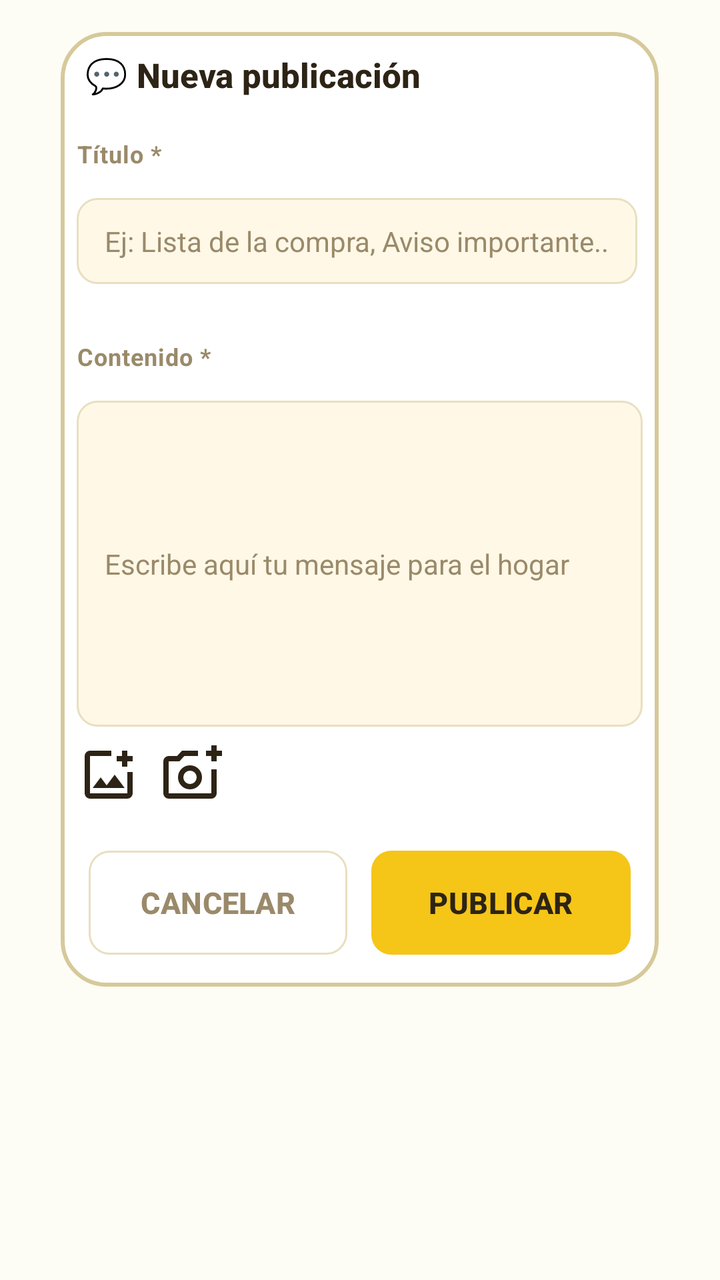
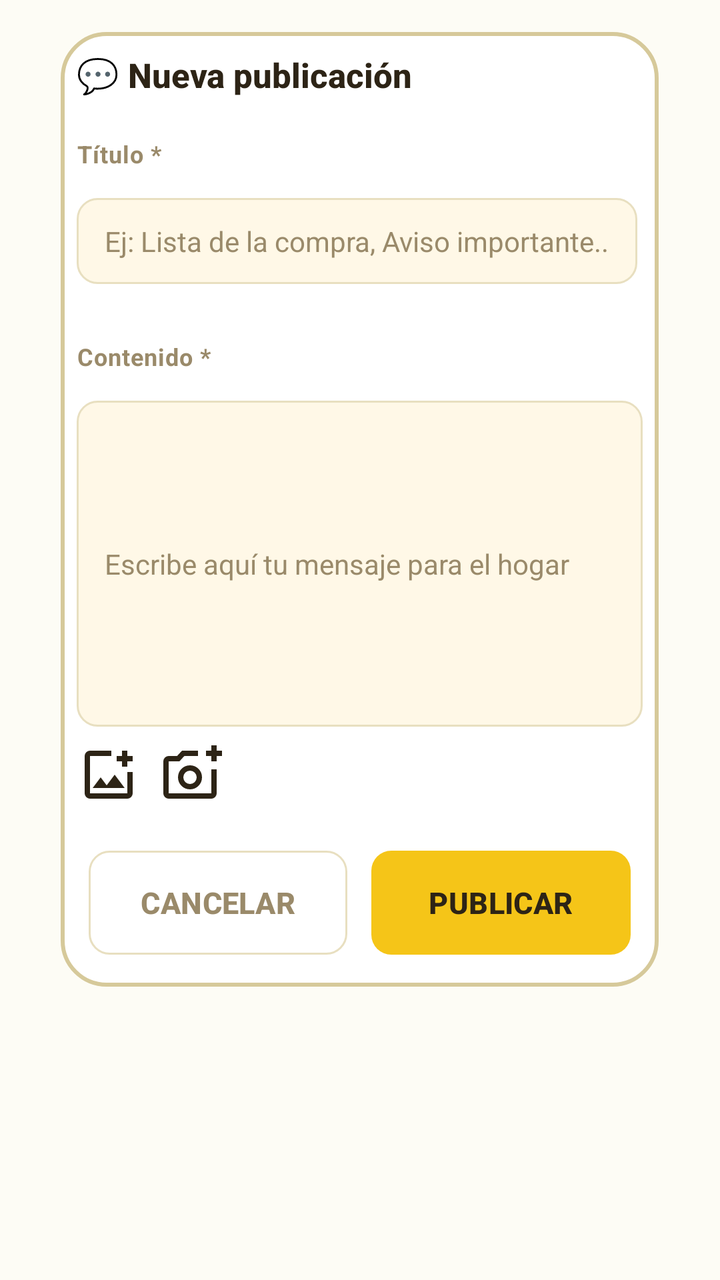

Two renders of the same Android screen: before a commit and after it. Below are the layout's source before the change and the commit's diff.
<!-- AndroidManifest.xml: application theme Theme.HomneyApp -->
<!-- res/layout/fragment_crear_nueva_publicacion.xml -->
<?xml version="1.0" encoding="utf-8"?>
<ScrollView xmlns:android="http://schemas.android.com/apk/res/android"
    android:layout_width="wrap_content"
    android:layout_height="match_parent"
    android:layout_centerHorizontal="true">
<LinearLayout
    android:layout_width="wrap_content"
    android:layout_height="wrap_content"
    android:background="@drawable/bg_auth_box"
    android:fillViewport="true"
    android:orientation="vertical"
    android:layout_margin="@dimen/activity_vertical_margin"
    android:layout_gravity="center_horizontal">

    <TextView
        android:layout_width="wrap_content"
        android:layout_height="wrap_content"
        android:text=" 💬 Nueva publicación"
        style="@style/Homney.Text.Title"
        android:layout_marginTop="10dp"
        android:layout_marginStart="8dp"/>

    <TextView
        android:layout_width="wrap_content"
        android:layout_height="wrap_content"
        android:text="@string/titulo_publi"
        style="@style/Homney.Text.Label"
        android:layout_marginTop="20dp"
        android:layout_marginBottom="6dp"
        android:layout_marginStart="8dp"
        android:layout_gravity="left"
        />
    <EditText
        android:id="@+id/et_titulo_publi"
        android:layout_width="wrap_content"
        android:layout_height="wrap_content"
        android:background="@drawable/bg_input"
        android:hint="@string/ejemplo_titulo_muro"
        android:textColor="@color/text"
        android:textColorHint="@color/muted"
        android:textSize="14sp"
        android:paddingLeft="14dp"
        android:paddingRight="14dp"
        android:paddingTop="12dp"
        android:paddingBottom="12dp"
        android:layout_marginBottom="14dp"
        android:singleLine="true"
        android:layout_margin="8dp"/>
    
    <ImageView
        android:id="@+id/img_preview_foto"
        android:layout_width="match_parent"
        android:layout_height="180dp"
        android:layout_margin="8dp"
        android:scaleType="centerCrop"
        android:background="#F0EEEE"
        android:visibility="gone" />

    <TextView
        android:layout_width="wrap_content"
        android:layout_height="wrap_content"
        android:text="@string/contenido_publi"
        style="@style/Homney.Text.Label"
        android:layout_marginTop="20dp"
        android:layout_marginBottom="6dp"
        android:layout_marginStart="8dp"
        android:layout_gravity="left"
        />

    <EditText
        android:id="@+id/et_cuerpo_publi"
        android:layout_width="283dp"
        android:layout_height="163dp"
        android:layout_margin="8dp"
        android:layout_marginBottom="14dp"
        android:background="@drawable/bg_input"
        android:hint="@string/ejemplo_publicacion"
        android:paddingLeft="14dp"
        android:paddingTop="12dp"
        android:paddingRight="14dp"
        android:paddingBottom="12dp"
        android:singleLine="false"
        android:textColor="@color/text"
        android:textColorHint="@color/muted"
        android:textSize="14sp" />
    <LinearLayout
        android:layout_width="match_parent"
        android:layout_height="wrap_content"
        android:orientation="horizontal"
        android:gravity="center_vertical"
        android:layout_marginStart="8dp"
        android:layout_marginEnd="8dp"
        android:layout_marginBottom="6dp">

        <ImageView
            android:id="@+id/img_sube_foto"
            android:layout_width="32dp"
            android:layout_height="32dp"
            android:layout_marginEnd="10dp"
            android:clickable="true"
            android:focusable="true"
            android:foreground="?attr/selectableItemBackgroundBorderless"
            android:src="@drawable/ic_add_img_galeria" />

        <ImageView
            android:id="@+id/img_lanza_cam"
            android:layout_width="32dp"
            android:layout_height="32dp"
            android:clickable="true"
            android:focusable="true"
            android:foreground="?attr/selectableItemBackgroundBorderless"
            android:src="@drawable/ic_add_photo" />

        <TextView
            android:id="@+id/tv_quitar_foto"
            android:layout_width="wrap_content"
            android:layout_height="wrap_content"
            android:layout_marginStart="10dp"
            android:text="✕ Quitar foto"
            android:textSize="12sp"
            android:textColor="#E05C5C"
            android:visibility="gone"
            android:clickable="true"
            android:focusable="true" />
    </LinearLayout>
    <LinearLayout
        android:layout_width="match_parent"
        android:layout_height="wrap_content"
        android:orientation="horizontal"
        android:layout_marginHorizontal="8dp"
        android:layout_marginVertical="10dp"
        android:padding="6dp">

        <Button
            android:id="@+id/btn_cancelar_publi"
            android:layout_width="0dp"
            android:layout_height="52dp"
            style="@style/Homney.Button.Ghost"
            android:text="@string/btn_cancelar"
            android:textSize="15sp"
            android:layout_weight="1"
            android:layout_marginEnd="6dp" />

        <Button
            android:id="@+id/btn_crear_publi"
            style="@style/Homney.Button.Primary"
            android:layout_width="0dp"
            android:layout_height="52dp"
            android:layout_marginStart="6dp"
            android:layout_weight="1"
            android:text="@string/btn_publicar"
            android:textSize="15sp" />

    </LinearLayout>

</LinearLayout>
</ScrollView>
<!-- resources referenced by this layout -->
<resources>
  <color name="muted">#9A8A6A</color>
  <color name="text">#2D2416</color>
  <dimen name="activity_vertical_margin">16dp</dimen>
  <!-- drawable bg_auth_box (drawable) -->
  <?xml version="1.0" encoding="utf-8"?>
  <shape xmlns:android="http://schemas.android.com/apk/res/android"
      android:shape="rectangle">
      <solid android:color="@color/surface" />
      <stroke android:width="2dp" android:color="@color/border2" />
      <corners android:radius="22dp" />
  </shape>
  <!-- drawable bg_input (drawable) -->
  <?xml version="1.0" encoding="utf-8"?>
  <selector xmlns:android="http://schemas.android.com/apk/res/android">
  
      
      <item android:state_focused="true">
          <shape android:shape="rectangle">
              <solid android:color="@color/surface_two" />
              <stroke android:width="2dp" android:color="@color/accent" />
              <corners android:radius="10dp" />
          </shape>
      </item>
  
      
      <item>
          <shape android:shape="rectangle">
              <solid android:color="@color/surface_two" />
              <stroke android:width="1dp" android:color="@color/border" />
              <corners android:radius="10dp" />
          </shape>
      </item>
  
  </selector>
  <string name="btn_cancelar">Cancelar</string>
  <string name="btn_publicar">Publicar</string>
  <string name="contenido_publi">Contenido *</string>
  <string name="ejemplo_publicacion">Escribe aquí tu mensaje para el hogar</string>
  <string name="ejemplo_titulo_muro">Ej: Lista de la compra, Aviso importante..</string>
  <string name="titulo_publi">Título *</string>
  <style name="Homney.Button.Ghost" parent="Homney.Button.Base">
          <item name="android:background">@drawable/bg_button_ghost</item>
          <item name="android:textColor">@color/muted</item>
      </style>
  <style name="Homney.Button.Primary" parent="Homney.Button.Base">
          <item name="android:background">@drawable/bg_button_primary</item>
          <item name="android:textColor">@color/text</item>
      </style>
  <style name="Homney.Text.Label" parent="Homney.Text">
          <item name="android:textColor">@color/muted</item>
          <item name="android:textSize">12sp</item>
          <item name="android:textStyle">bold</item>
          <item name="android:letterSpacing">0.03</item>
          <item name="android:textAllCaps">false</item>
      </style>
  <style name="Homney.Text.Title" parent="Homney.Text">
          <item name="android:textColor">@color/text</item>
          <item name="android:textSize">17sp</item>
          <item name="android:textStyle">bold</item>
          <item name="android:fontFamily">sans-serif-medium</item>
      </style>
  <color name="surface">#FFFFFFFF</color>
  <color name="border2">#D6C99A</color>
  <color name="surface_two">#FFF8E7</color>
  <color name="accent">#F5C518</color>
  <color name="border">#E8DFC0</color>
  <style name="Homney.Text" parent="" />
  <color name="accent_dark">#D4A80E</color>
  <color name="green">#7CC87A</color>
  <color name="green_dark">#58A856</color>
  <color name="background">#FDFCF5</color>
  <color name="accent_background">#FFF3C0</color>
  <color name="accent_disabled">#8CF5C518</color>
  <!-- unchanged entries left out for length: 6 -->
</resources>

<!-- the commit's change to res/layout/fragment_crear_nueva_publicacion.xml (unified diff, before → after) -->
@@ -15,7 +15,7 @@
     <TextView
         android:layout_width="wrap_content"
         android:layout_height="wrap_content"
-        android:text=" 💬 Nueva publicación"
+        android:text="@string/nueva_publicaci_n"
         style="@style/Homney.Text.Title"
         android:layout_marginTop="10dp"
         android:layout_marginStart="8dp"/>
@@ -116,7 +116,7 @@
             android:layout_width="wrap_content"
             android:layout_height="wrap_content"
             android:layout_marginStart="10dp"
-            android:text="✕ Quitar foto"
+            android:text="@string/quitar_foto"
             android:textSize="12sp"
             android:textColor="#E05C5C"
             android:visibility="gone"
<!-- resource entries referenced after the edit -->
@@ -39,6 +39,8 @@
   <string name="contenido_publi">Contenido *</string>
   <string name="ejemplo_publicacion">Escribe aquí tu mensaje para el hogar</string>
   <string name="ejemplo_titulo_muro">Ej: Lista de la compra, Aviso importante..</string>
+  <string name="nueva_publicaci_n">💬 Nueva publicación</string>
+  <string name="quitar_foto">✕ Quitar foto</string>
   <string name="titulo_publi">Título *</string>
   <style name="Homney.Button.Ghost" parent="Homney.Button.Base">
           <item name="android:background">@drawable/bg_button_ghost</item>
